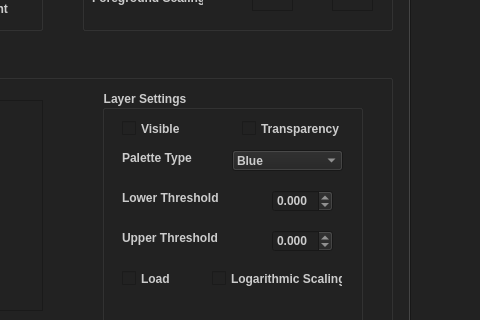
The window that source/resources/preset_editor.ui (jaytreee/PresetEditor) describes before a commit, drawn with Qt 5; both pictures show x 170 to 650 and y 402 to 722 of the 650 by 838 pixel window.
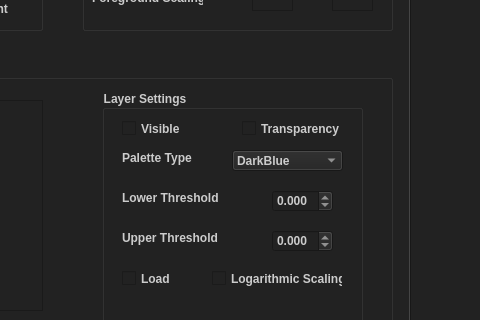
The same window after the commit. The open tabs and pages were chosen to show the change.

```diff
--- a/source/resources/preset_editor.ui
+++ b/source/resources/preset_editor.ui
@@ -1231,7 +1231,7 @@
         </property>
         <item>
          <property name="text">
-          <string>Blue</string>
+          <string>DarkBlue</string>
          </property>
         </item>
         <item>
```
Left out of the diff: 16 changed lines with no effect on the pictures.
